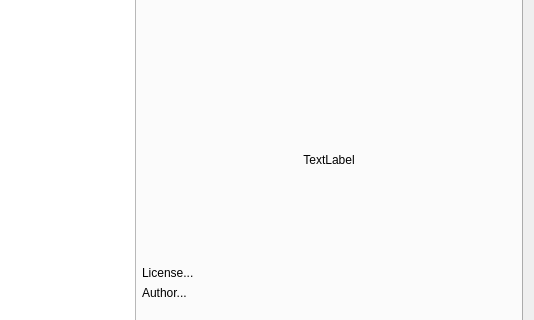
Above: src/gui/src/SoundLibrary/SoundLibraryImportDialog_UI.ui from hydrogen-music/hydrogen before the change; both pictures show x 261 to 795 and y 285 to 605 of the 795 by 688 pixel window. Below: the same form after it.
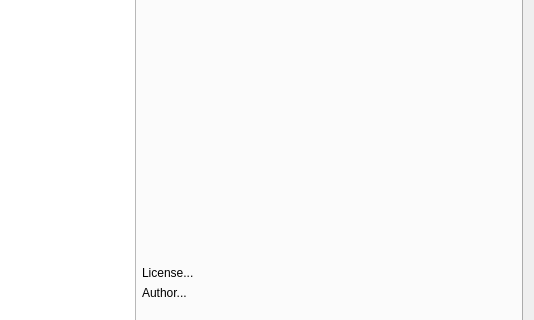
That is the form after the change.

Commit message: Added file browse dialog for drumkit image selection

```diff
--- a/src/gui/src/SoundLibrary/SoundLibraryImportDialog_UI.ui
+++ b/src/gui/src/SoundLibrary/SoundLibraryImportDialog_UI.ui
@@ -179,6 +179,43 @@
             <height>200</height>
            </size>
           </property>
+          <property name="palette">
+           <palette>
+            <active>
+             <colorrole role="WindowText">
+              <brush brushstyle="SolidPattern">
+               <color alpha="0">
+                <red>34</red>
+                <green>31</green>
+                <blue>30</blue>
+               </color>
+              </brush>
+             </colorrole>
+            </active>
+            <inactive>
+             <colorrole role="WindowText">
+              <brush brushstyle="SolidPattern">
+               <color alpha="0">
+                <red>34</red>
+                <green>31</green>
+                <blue>30</blue>
+               </color>
+              </brush>
+             </colorrole>
+            </inactive>
+            <disabled>
+             <colorrole role="WindowText">
+              <brush brushstyle="SolidPattern">
+               <color alpha="255">
+                <red>144</red>
+                <green>141</green>
+                <blue>139</blue>
+               </color>
+              </brush>
+             </colorrole>
+            </disabled>
+           </palette>
+          </property>
           <property name="text">
            <string>TextLabel</string>
           </property>
```
The commit also changes 3 other files.
